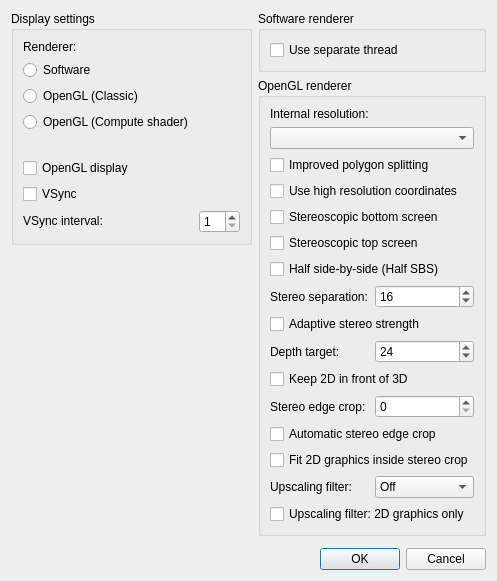
Before: the Qt Designer form src/frontend/qt_sdl/VideoSettingsDialog.ui in ChristopherCarson/melonDS, drawn with Qt 5.
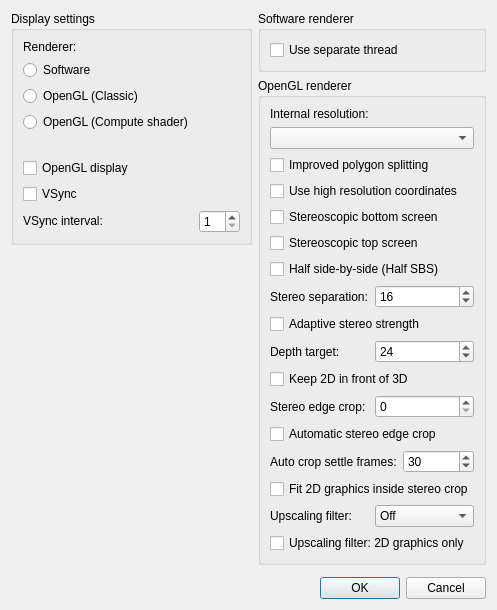
After: the same form once the commit is applied.

What changed in the file:
```diff
--- a/src/frontend/qt_sdl/VideoSettingsDialog.ui
+++ b/src/frontend/qt_sdl/VideoSettingsDialog.ui
@@ -107,7 +107,7 @@
         </item>
        </layout>
       </item>
-      <item row="14" column="0">
+      <item row="15" column="0">
        <layout class="QHBoxLayout" name="upscaleFilterLayout">
         <item>
          <widget class="QLabel" name="labelUpscaleFilter">
@@ -140,7 +140,7 @@
         </item>
        </layout>
       </item>
-      <item row="15" column="0">
+      <item row="16" column="0">
        <widget class="QCheckBox" name="cbHQ4x2DOnly">
         <property name="toolTip">
          <string>Apply the upscaling filter only to 2D graphics (backgrounds, sprites, text) and keep 3D models sharp.</string>
@@ -245,6 +245,33 @@
        </widget>
       </item>
       <item row="13" column="0">
+       <layout class="QHBoxLayout" name="stereoAutoCropSettleLayout">
+        <item>
+         <widget class="QLabel" name="labelStereoAutoCropSettle">
+          <property name="text">
+           <string>Auto crop settle frames:</string>
+          </property>
+         </widget>
+        </item>
+        <item>
+         <widget class="QSpinBox" name="sbStereoAutoCropSettle">
+          <property name="toolTip">
+           <string>Number of consecutive frames (60 per second) that must all call for a wider or narrower crop before the automatic crop changes. Higher values are steadier but slower to react.</string>
+          </property>
+          <property name="minimum">
+           <number>1</number>
+          </property>
+          <property name="maximum">
+           <number>600</number>
+          </property>
+          <property name="value">
+           <number>30</number>
+          </property>
+         </widget>
+        </item>
+       </layout>
+      </item>
+      <item row="14" column="0">
        <widget class="QCheckBox" name="cbStereoInset2D">
         <property name="toolTip">
          <string>Squeeze 2D graphics between the stereo crop bars. Touch input follows the inset 2D image; 3D-based touch targets may no longer align.</string>
```
Left out of the diff: 2 changed lines with no effect on the pictures.
